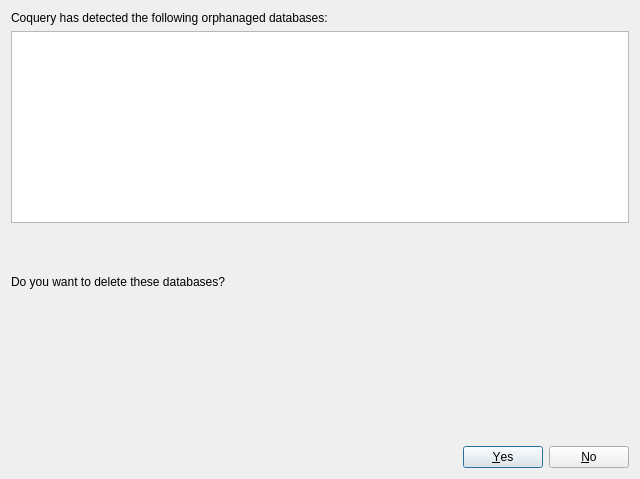
Old version of the form coquery/gui/ui/orphanagedDatabases.ui in the repository gkunter/coquery.
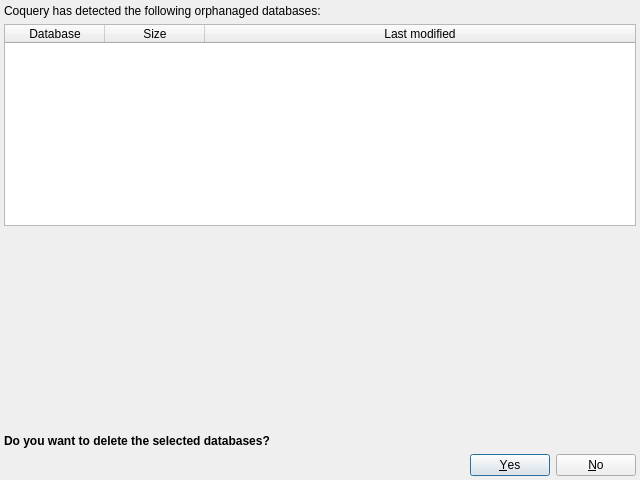
New version of the form.

Commit message: Make dialog more informative and functional

Diff of the .ui file:
```diff
--- a/coquery/gui/ui/orphanagedDatabases.ui
+++ b/coquery/gui/ui/orphanagedDatabases.ui
@@ -7,15 +7,15 @@
     <x>0</x>
     <y>0</y>
     <width>640</width>
-    <height>479</height>
+    <height>480</height>
    </rect>
   </property>
   <property name="windowTitle">
    <string>Dialog</string>
   </property>
   <layout class="QVBoxLayout" name="verticalLayout">
-   <property name="sizeConstraint">
-    <enum>QLayout::SetDefaultConstraint</enum>
+   <property name="margin">
+    <number>4</number>
    </property>
    <item>
     <widget class="QLabel" name="label">
@@ -34,22 +34,46 @@
     </widget>
    </item>
    <item>
-    <widget class="QListWidget" name="listWidget"/>
-   </item>
-   <item>
-    <widget class="QLabel" name="label_3">
-     <property name="sizePolicy">
-      <sizepolicy hsizetype="Preferred" vsizetype="MinimumExpanding">
-       <horstretch>0</horstretch>
-       <verstretch>0</verstretch>
-      </sizepolicy>
+    <widget class="QTableWidget" name="tableWidget">
+     <property name="editTriggers">
+      <set>QAbstractItemView::NoEditTriggers</set>
      </property>
-     <property name="text">
-      <string>Do you want to delete these databases?</string>
+     <property name="selectionMode">
+      <enum>QAbstractItemView::NoSelection</enum>
      </property>
-     <property name="wordWrap">
+     <property name="selectionBehavior">
+      <enum>QAbstractItemView::SelectRows</enum>
+     </property>
+     <property name="verticalScrollMode">
+      <enum>QAbstractItemView::ScrollPerPixel</enum>
+     </property>
+     <property name="horizontalScrollMode">
+      <enum>QAbstractItemView::ScrollPerPixel</enum>
+     </property>
+     <property name="columnCount">
+      <number>3</number>
+     </property>
+     <attribute name="horizontalHeaderHighlightSections">
+      <bool>false</bool>
+     </attribute>
+     <attribute name="horizontalHeaderStretchLastSection">
       <bool>true</bool>
-     </property>
+     </attribute>
+     <column>
+      <property name="text">
+       <string>Database</string>
+      </property>
+     </column>
+     <column>
+      <property name="text">
+       <string>Size</string>
+      </property>
+     </column>
+     <column>
+      <property name="text">
+       <string>Last modified</string>
+      </property>
+     </column>
     </widget>
    </item>
    <item>
@@ -60,11 +84,27 @@
      <property name="sizeHint" stdset="0">
       <size>
        <width>20</width>
-       <height>40</height>
+       <height>0</height>
       </size>
      </property>
     </spacer>
    </item>
+   <item>
+    <widget class="QLabel" name="label_3">
+     <property name="sizePolicy">
+      <sizepolicy hsizetype="Preferred" vsizetype="Minimum">
+       <horstretch>0</horstretch>
+       <verstretch>0</verstretch>
+      </sizepolicy>
+     </property>
+     <property name="text">
+      <string>&lt;html&gt;&lt;head/&gt;&lt;body&gt;&lt;p&gt;&lt;span style=&quot; font-weight:600; color: 'red';&quot;&gt;Do you want to delete the selected databases?&lt;/span&gt;&lt;/p&gt;&lt;/body&gt;&lt;/html&gt;</string>
+     </property>
+     <property name="wordWrap">
+      <bool>true</bool>
+     </property>
+    </widget>
+   </item>
    <item>
     <widget class="QDialogButtonBox" name="buttonBox">
      <property name="orientation">
```
Left out of the diff: 2 changed lines with no effect on the pictures. The commit also changes 2 other files.
